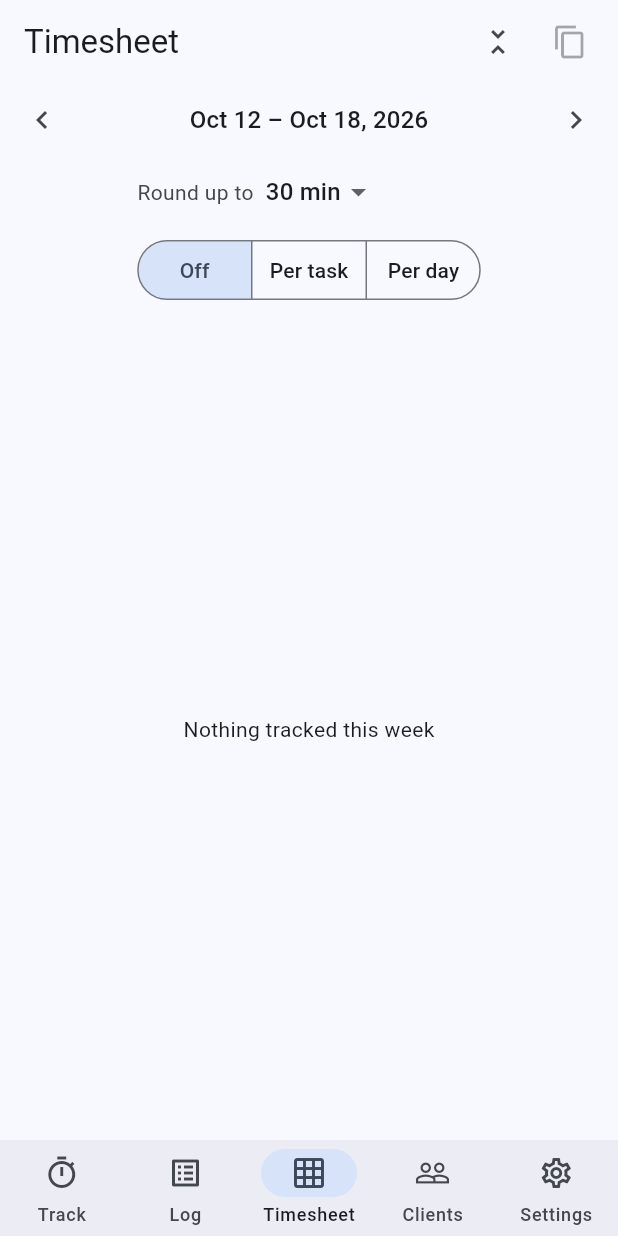
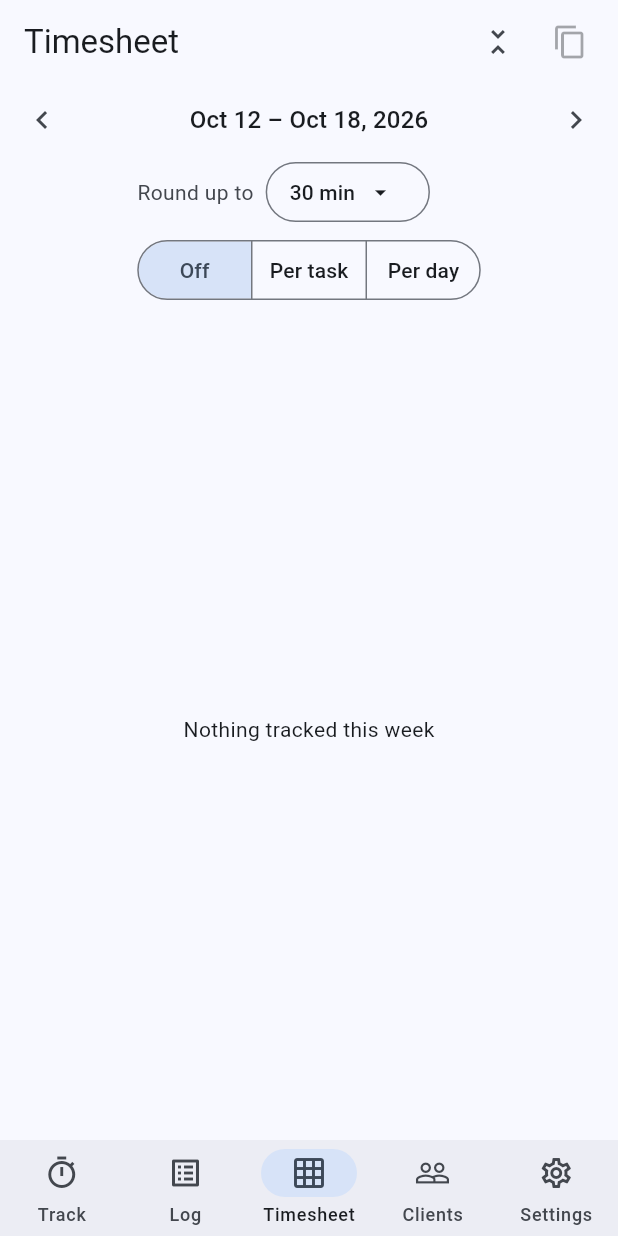
Before and after one commit to justinb4003/conclock, a Flutter app: the screen it shows after launch, item 3 of the bottom bar chosen, on a phone screen of 412 x 824 dp. Run offline on Flutter 3.47's test engine with Material 3 defaults, Android fonts, the phone set to English and light mode, and no system bars; our stand-ins replace package_info_plus, web; missing offline and left inert: dart:js_interop, file_selector, tray_manager, window_manager.

Commit message:
Timesheet: rounding step is a rounded menu button like its neighbors
Co-Authored-By: Claude Opus 5.5 <noreply@anthropic.com>

```diff
--- a/lib/screens/timesheet_screen.dart
+++ b/lib/screens/timesheet_screen.dart
@@ -126,14 +126,30 @@ class _TimesheetScreenState extends State<TimesheetScreen> {
                           ),
                         ),
                         const SizedBox(width: 8),
-                        DropdownButton<int>(
-                          value: store.roundingMinutes,
-                          underline: const SizedBox(),
-                          items: [
+                        MenuAnchor(
+                          menuChildren: [
                             for (final m in roundingSteps)
-                              DropdownMenuItem(value: m, child: Text('$m min')),
+                              MenuItemButton(
+                                leadingIcon: Icon(
+                                  Icons.check,
+                                  color: m == store.roundingMinutes
+                                      ? null
+                                      : Colors.transparent,
+                                ),
+                                onPressed: () => store.setRoundingMinutes(m),
+                                child: Text('$m min'),
+                              ),
                           ],
-                          onChanged: (m) => store.setRoundingMinutes(m!),
+                          builder: (context, menu, _) => OutlinedButton.icon(
+                            onPressed: () =>
+                                menu.isOpen ? menu.close() : menu.open(),
+                            style: OutlinedButton.styleFrom(
+                              foregroundColor: theme.colorScheme.onSurface,
+                            ),
+                            icon: const Icon(Icons.arrow_drop_down),
+                            iconAlignment: IconAlignment.end,
+                            label: Text('${store.roundingMinutes} min'),
+                          ),
                         ),
                       ],
                     ),
```
